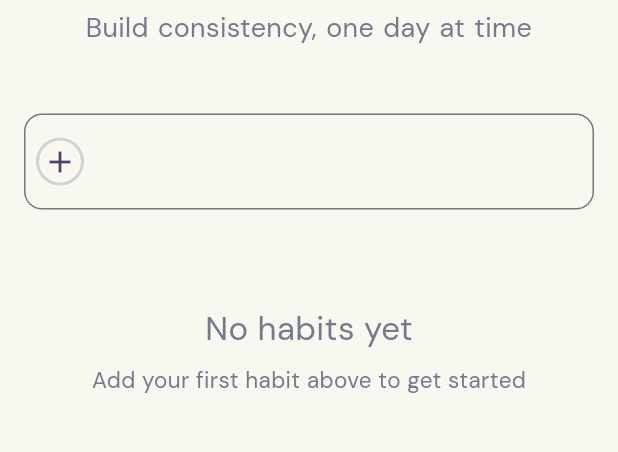
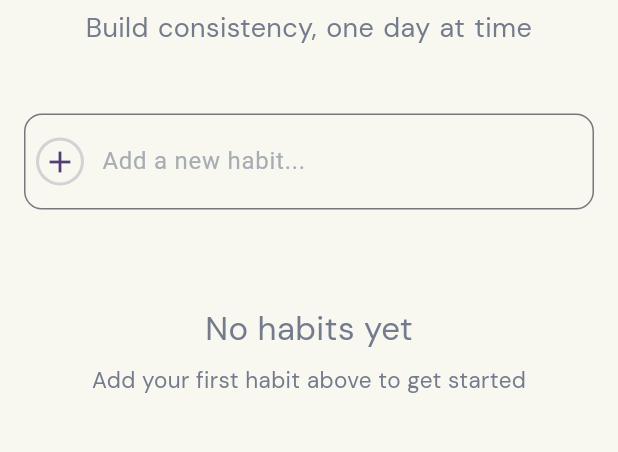
Before and after one commit to AliAtakishiyev/habit-tracker-app, a Flutter app: the screen it shows after launch, on a phone screen of 412 x 824 dp, the part 86-538 px from its top. Run offline on Flutter 3.47's test engine with Material 3 defaults, Android fonts, the phone set to English and light mode, and no system bars; our stand-ins replace flutter_riverpod, flutter_svg, google_fonts, hive, hive_flutter, riverpod; accounts and stored records are empty; generated files the repository leaves out were written again.

Commit message:
refactor: folder name change and small structure changes

```diff
--- a/lib/features/UI/widgets/add_habit_text_field.dart
+++ b/lib/features/UI/widgets/add_habit_text_field.dart
@@ -31,6 +31,10 @@ class _AddHabitTextFieldState extends ConsumerState<AddHabitTextField> {
         setState(() {});
       },
       decoration: InputDecoration(
+        hintText: "Add a new habit...",
+        hintStyle: TextStyle(
+          color: Color(0xffA8ADB4)
+        ),
         prefixIcon: Padding(
           padding: const EdgeInsets.all(8.0),
           child: Container(
--- a/lib/features/UI/widgets/habit_counter.dart
+++ b/lib/features/UI/widgets/habit_counter.dart
@@ -65,7 +65,7 @@ class HabitCounter extends ConsumerWidget {
                   children: [
                     SvgPicture.asset("assets/star_icon.svg",width: 16,),
                     Text(
-                      "All habits complete!",
+                      "All habits completed!",
                       style: GoogleFonts.dmSans(
                         color: Color(0xff4B9B73),
                         fontSize: 18,
--- a/lib/features/UI/widgets/habit_list.dart
+++ b/lib/features/UI/widgets/habit_list.dart
@@ -2,9 +2,9 @@ import 'package:flutter/material.dart';
 import 'package:flutter_riverpod/flutter_riverpod.dart';
 import 'package:flutter_svg/svg.dart';
 import 'package:google_fonts/google_fonts.dart';
-import 'package:habit_tracker_app/features/UI/widgets/add_habit_text_field.dart';
-import 'package:habit_tracker_app/features/UI/widgets/done_habit_card.dart';
-import 'package:habit_tracker_app/features/UI/widgets/habit_card.dart';
+import 'package:habit_tracker_app/features/ui/widgets/add_habit_text_field.dart';
+import 'package:habit_tracker_app/features/ui/widgets/done_habit_card.dart';
+import 'package:habit_tracker_app/features/ui/widgets/habit_card.dart';
 import 'package:habit_tracker_app/features/providers/habit_provider.dart';
 
 class HabitList extends ConsumerWidget {
--- a/lib/features/UI/widgets/no_habits.dart
+++ b/lib/features/UI/widgets/no_habits.dart
@@ -1,7 +1,7 @@
 import 'package:flutter/material.dart';
 import 'package:flutter_riverpod/flutter_riverpod.dart';
 import 'package:google_fonts/google_fonts.dart';
-import 'package:habit_tracker_app/features/UI/widgets/add_habit_text_field.dart';
+import 'package:habit_tracker_app/features/ui/widgets/add_habit_text_field.dart';
 
 class NoHabits extends ConsumerWidget {
   final TextEditingController controller;
--- a/lib/main.dart
+++ b/lib/main.dart
@@ -1,6 +1,6 @@
 import 'package:flutter/material.dart';
 import 'package:flutter_riverpod/flutter_riverpod.dart';
-import 'package:habit_tracker_app/features/UI/pages/home_screen.dart';
+import 'package:habit_tracker_app/features/ui/pages/home_screen.dart';
 import 'package:habit_tracker_app/features/models/habit.dart';
 import 'package:hive_flutter/hive_flutter.dart';
 
```
Also changed, not shown: lib/features/UI/pages/home_screen.dart (+16 -11 lines), lib/features/providers/habit_provider.dart (+4 -4 lines).
